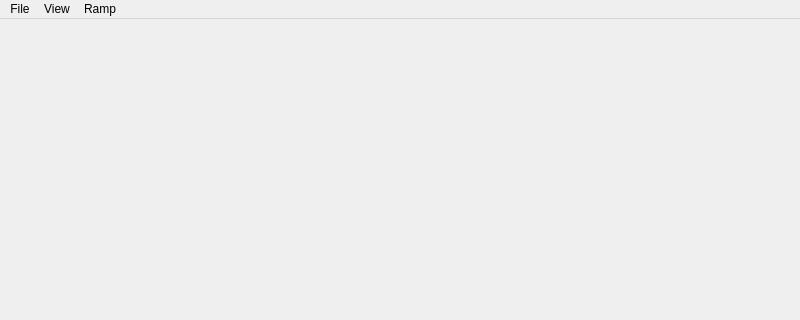
First picture: the form in rampage/ui/MainWindow.ui, repository shreyaspotnis/rampage, before the edit; both pictures show x 0 to 800 and y 0 to 320 of the 800 by 600 pixel window.
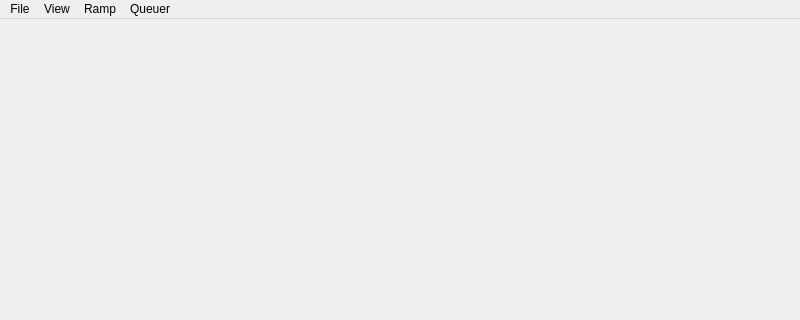
Second picture: the form after the edit.

What changed in the file:
```diff
--- a/rampage/ui/MainWindow.ui
+++ b/rampage/ui/MainWindow.ui
@@ -45,9 +45,16 @@
     </property>
     <addaction name="actionCheck_for_Errors"/>
    </widget>
+   <widget class="QMenu" name="menuQueuer">
+    <property name="title">
+     <string>Queuer</string>
+    </property>
+    <addaction name="actionRun_Current"/>
+   </widget>
    <addaction name="menuFile"/>
    <addaction name="menuView"/>
    <addaction name="menuRamp"/>
+   <addaction name="menuQueuer"/>
   </widget>
   <widget class="QStatusBar" name="statusbar"/>
   <action name="actionOpen">
```
Left out of the diff: 25 changed lines with no effect on the pictures.
